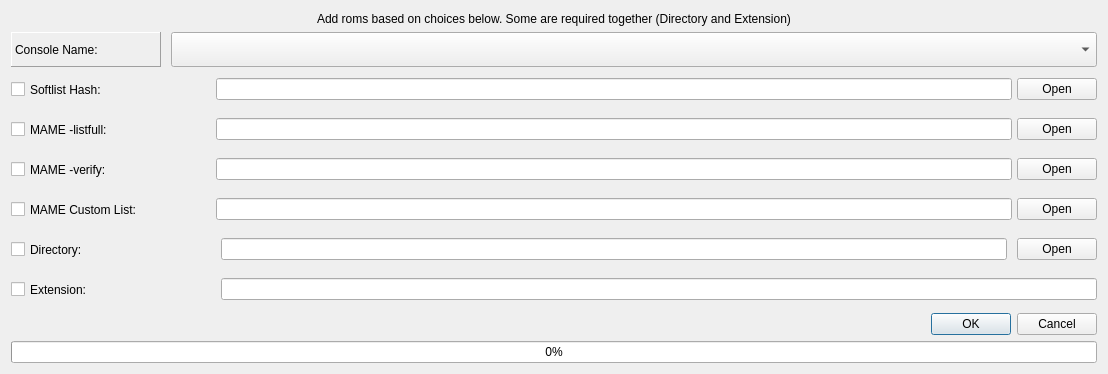
Before: the Qt Designer form assets/addRomDialog.ui in fuzzbop/emuMenu, drawn with Qt 5.
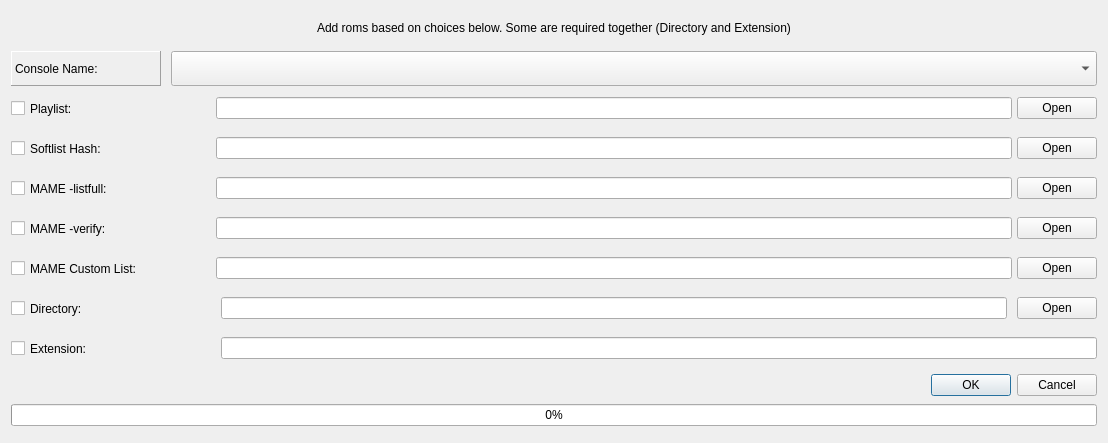
After: the same form once the commit is applied.

Commit message: + Adding roms from Retroarch Playlist + Adding roms with Dir, Ext, AND Softlist Hash so adding roms from softlist dir can have pretty names - Minor code cleanup

The edit to the form file:
```diff
--- a/assets/addRomDialog.ui
+++ b/assets/addRomDialog.ui
@@ -7,7 +7,7 @@
     <x>0</x>
     <y>0</y>
     <width>1108</width>
-    <height>374</height>
+    <height>443</height>
    </rect>
   </property>
   <property name="windowTitle">
@@ -83,6 +83,39 @@
        </item>
       </layout>
      </item>
+     <item>
+      <layout class="QHBoxLayout" name="playlist_layout">
+       <item>
+        <widget class="QCheckBox" name="playlist_checkbox">
+         <property name="minimumSize">
+          <size>
+           <width>200</width>
+           <height>35</height>
+          </size>
+         </property>
+         <property name="maximumSize">
+          <size>
+           <width>200</width>
+           <height>35</height>
+          </size>
+         </property>
+         <property name="text">
+          <string>Playlist:</string>
+         </property>
+        </widget>
+       </item>
+       <item>
+        <widget class="QLineEdit" name="playlist_line_edit"/>
+       </item>
+       <item>
+        <widget class="QPushButton" name="playlist_button">
+         <property name="text">
+          <string>Open</string>
+         </property>
+        </widget>
+       </item>
+      </layout>
+     </item>
      <item>
       <layout class="QHBoxLayout" name="hash_layout">
        <item>
```
Left out of the diff: 46 changed lines with no effect on the pictures. The commit also changes 3 other files.
